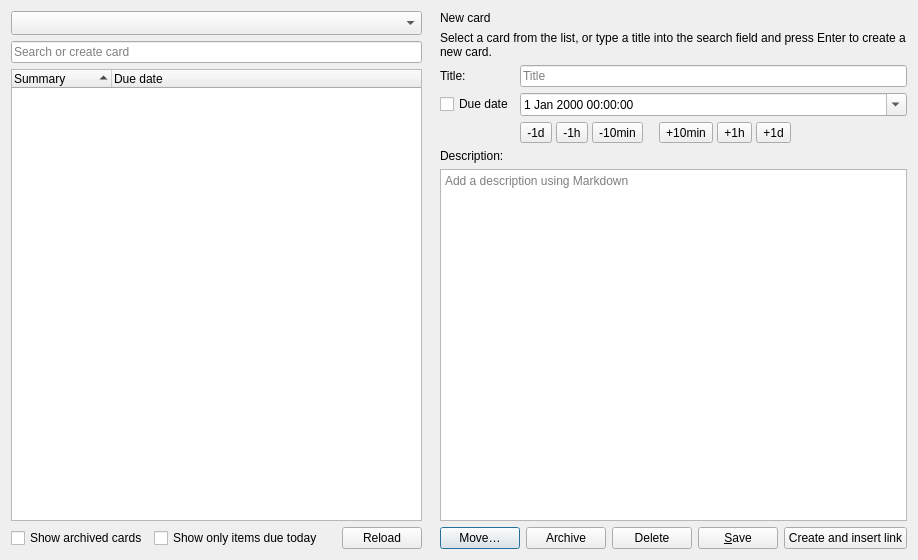
This is src/dialogs/nextclouddeckdialog.ui in pbek/QOwnNotes as Qt 5 draws it before an edit. The edited form follows.
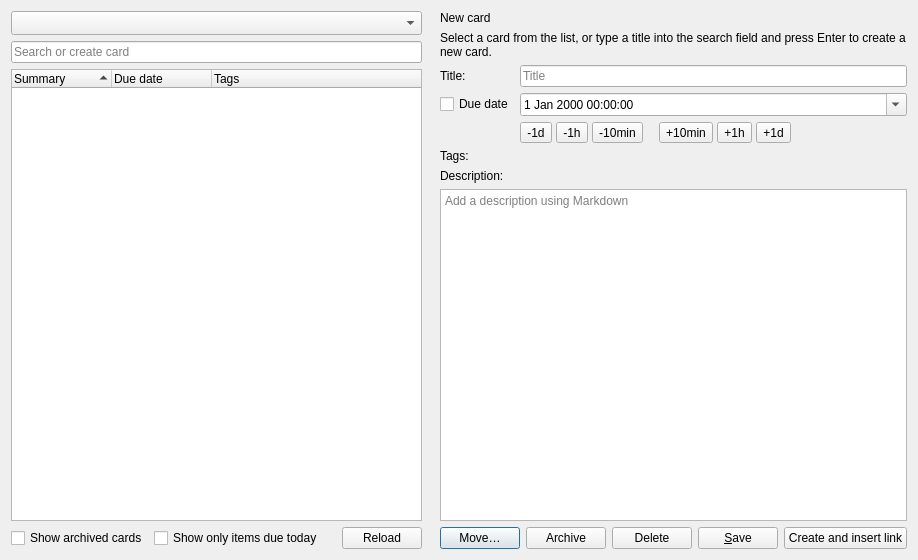
This is the edited form. Icons and pictures are not drawn. Custom widgets are drawn as their Qt base class.

```diff
--- a/src/dialogs/nextclouddeckdialog.ui
+++ b/src/dialogs/nextclouddeckdialog.ui
@@ -214,7 +214,23 @@
         </layout>
        </widget>
       </item>
-      <item row="5" column="0" colspan="2">
+      <item row="5" column="0" alignment="Qt::AlignTop">
+       <widget class="QLabel" name="labelsLabel">
+        <property name="toolTip">
+         <string>Tags of the card, they are shared with all cards of the board</string>
+        </property>
+        <property name="text">
+         <string>Tags:</string>
+        </property>
+        <property name="alignment">
+         <set>Qt::AlignLeading|Qt::AlignLeft|Qt::AlignVCenter</set>
+        </property>
+       </widget>
+      </item>
+      <item row="5" column="1">
+       <widget class="NextcloudDeckLabelsWidget" name="labelsWidget" native="true"/>
+      </item>
+      <item row="6" column="0" colspan="2">
        <widget class="QLabel" name="descriptionLabel">
         <property name="text">
          <string>Description:</string>
@@ -224,14 +240,14 @@
         </property>
        </widget>
       </item>
-      <item row="6" column="0" colspan="2">
+      <item row="7" column="0" colspan="2">
        <widget class="QOwnNotesMarkdownTextEdit" name="descriptionTextEdit">
         <property name="placeholderText">
          <string>Add a description using Markdown</string>
         </property>
        </widget>
       </item>
-      <item row="7" column="0" colspan="2">
+      <item row="8" column="0" colspan="2">
        <widget class="QFrame" name="buttonFrame">
         <property name="frameShape">
          <enum>QFrame::NoFrame</enum>
@@ -415,6 +431,11 @@
           <string>Due date</string>
          </property>
         </column>
+        <column>
+         <property name="text">
+          <string>Tags</string>
+         </property>
+        </column>
        </widget>
       </item>
       <item row="3" column="0">
@@ -497,6 +518,11 @@
    <extends>QPlainTextEdit</extends>
    <header location="global">widgets/qownnotesmarkdowntextedit.h</header>
   </customwidget>
+  <customwidget>
+   <class>NextcloudDeckLabelsWidget</class>
+   <extends>QWidget</extends>
+   <header location="global">widgets/nextclouddecklabelswidget.h</header>
+  </customwidget>
  </customwidgets>
  <tabstops>
   <tabstop>boardStackComboBox</tabstop>
```
